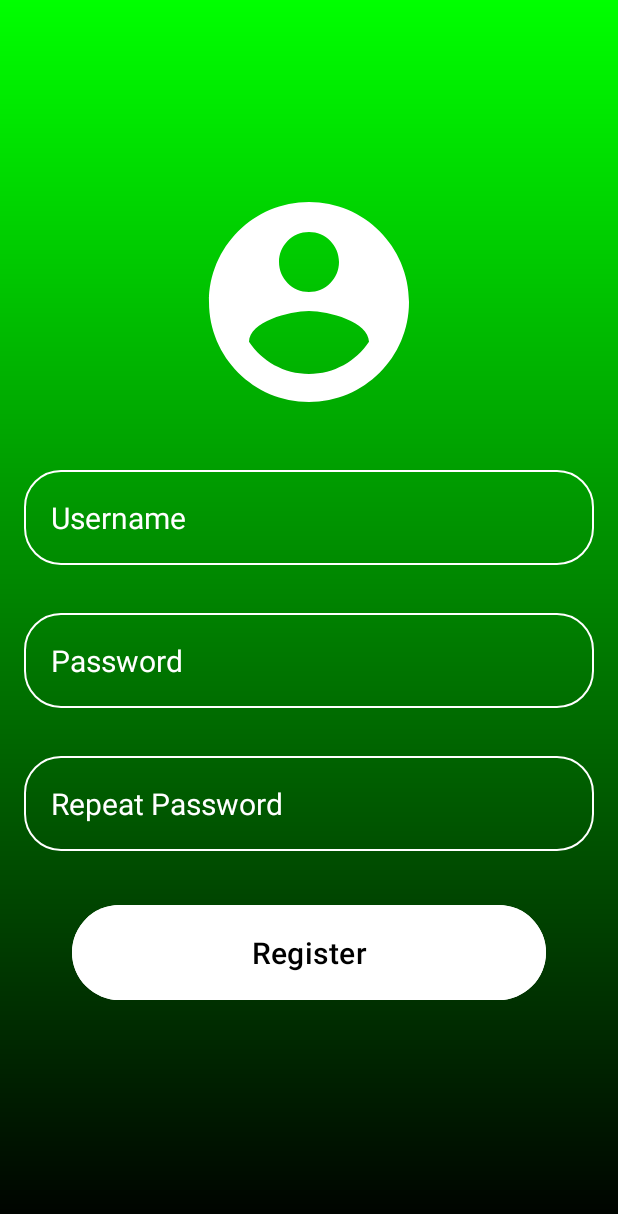
After one commit to Ricky0-0Tricky/Theorify, an Android app: the layout register_page.xml on its own in the app's theme, with its tools: preview values and no code run, on a phone screen of 412 x 824 dp. The commit adds this screen. Shown: the top 1214 px of the screen. Run offline under Robolectric (Android 15) with nearby library versions, the phone set to English and light mode, and no system bars.

Commit message:
Design Register e Login

```diff
--- /dev/null
+++ b/app/src/main/res/drawable/icon_login.xml
@@ -0,0 +1,5 @@
+<vector xmlns:android="http://schemas.android.com/apk/res/android" android:height="100dp" android:tint="#FFFFFF" android:viewportHeight="24" android:viewportWidth="24" android:width="100dp">
+
+    <path android:fillColor="@android:color/white" android:pathData="M12,2C6.48,2 2,6.48 2,12s4.48,10 10,10 10,-4.48 10,-10S17.52,2 12,2zM12,5c1.66,0 3,1.34 3,3s-1.34,3 -3,3 -3,-1.34 -3,-3 1.34,-3 3,-3zM12,19.2c-2.5,0 -4.71,-1.28 -6,-3.22 0.03,-1.99 4,-3.08 6,-3.08 1.99,0 5.97,1.09 6,3.08 -1.29,1.94 -3.5,3.22 -6,3.22z"/>
+
+</vector>
--- /dev/null
+++ b/app/src/main/res/drawable/login_page_background.xml
@@ -0,0 +1,6 @@
+<?xml version="1.0" encoding="utf-8"?>
+<shape xmlns:android="http://schemas.android.com/apk/res/android">
+
+    <gradient android:type="linear" android:angle="100"
+        android:startColor="#00FF00" android:endColor="#000000"/>
+</shape>
--- /dev/null
+++ b/app/src/main/res/drawable/rounded_corner.xml
@@ -0,0 +1,8 @@
+<?xml version="1.0" encoding="utf-8"?>
+<shape xmlns:android="http://schemas.android.com/apk/res/android"
+    android:shape="rectangle"
+    >
+    <corners android:radius="24dp"/>
+    <stroke android:width="1dip" android:color="@color/white"/>
+
+</shape>
--- /dev/null
+++ b/app/src/main/res/layout/register_page.xml
@@ -0,0 +1,73 @@
+<?xml version="1.0" encoding="utf-8"?>
+<RelativeLayout
+    xmlns:android="http://schemas.android.com/apk/res/android"
+    xmlns:tools="http://schemas.android.com/tools"
+    android:layout_width="match_parent"
+    android:layout_height="match_parent"
+    android:background="@drawable/login_page_background"
+    android:gravity="center"
+    android:padding="16dp"
+    tools:context=".RegisterActivity">
+
+    <LinearLayout
+        android:layout_width="match_parent"
+        android:layout_height="match_parent"
+        android:gravity="center"
+        android:orientation="vertical">
+
+        <ImageView
+            android:layout_width="160dp"
+            android:layout_height="160dp"
+            android:src="@drawable/icon_login"/>
+
+        <EditText
+            android:layout_width="match_parent"
+            android:layout_height="wrap_content"
+            android:layout_marginTop="32dp"
+            android:hint="@string/rg_username"
+            android:textColor="@color/white"
+            android:textColorHint="@color/white"
+            android:textSize="20sp"
+            android:background="@drawable/rounded_corner"
+            android:padding="18dp"
+            android:inputType="text"
+            android:id="@+id/username_register_input"/>
+
+        <EditText
+            android:layout_width="match_parent"
+            android:layout_height="wrap_content"
+            android:layout_marginTop="32dp"
+            android:hint="@string/rg_password"
+            android:textColor="@color/white"
+            android:textColorHint="@color/white"
+            android:textSize="20sp"
+            android:background="@drawable/rounded_corner"
+            android:padding="18dp"
+            android:inputType="textPassword"
+            android:id="@+id/password_register_input"/>
+
+        <EditText
+            android:layout_width="match_parent"
+            android:layout_height="wrap_content"
+            android:layout_marginTop="32dp"
+            android:hint="@string/rg_password_repeat"
+            android:textColor="@color/white"
+            android:textColorHint="@color/white"
+            android:textSize="20sp"
+            android:background="@drawable/rounded_corner"
+            android:padding="18dp"
+            android:inputType="textPassword"
+            android:id="@+id/password_register_repeat_input"/>
+
+        <Button
+            android:layout_width="match_parent"
+            android:layout_height="wrap_content"
+            android:text="@string/register"
+            android:backgroundTint="@color/white"
+            android:textColor="@color/black"
+            android:padding="18dp"
+            android:layout_margin="32sp"
+            android:textSize="20sp"
+            android:id="@+id/register_btn"/>
+    </LinearLayout>
+</RelativeLayout>
--- a/app/src/main/res/values/strings.xml
+++ b/app/src/main/res/values/strings.xml
@@ -1,3 +1,11 @@
 <resources>
     <string name="app_name">Theorify</string>
+    <string name="username">Username</string>
+    <string name="password">Password</string>
+    <string name="password_repeat">Repeat Password</string>
+    <string name="rg_username">Username</string>
+    <string name="rg_password">Password</string>
+    <string name="rg_password_repeat">Repeat Password</string>
+    <string name="login">Login</string>
+    <string name="register">Register</string>
 </resources>
--- a/gradle/libs.versions.toml
+++ b/gradle/libs.versions.toml
@@ -1,5 +1,5 @@
 [versions]
-agp = "8.7.2"
+agp = "8.7.0-alpha08"
 kotlin = "1.9.24"
 coreKtx = "1.15.0"
 junit = "4.13.2"
```
Also changed, not shown: app/src/main/java/com/ricky/theorify/LoginActivity.kt (added, +28 -0 lines), app/src/main/java/com/ricky/theorify/MainActivity.kt (+2 -6 lines), app/src/main/java/com/ricky/theorify/RegisterActivity.kt (added, +30 -0 lines), app/src/main/res/layout/activity_main.xml (+0 -9 lines), app/src/main/res/layout/login_page.xml (added, +60 -0 lines).
